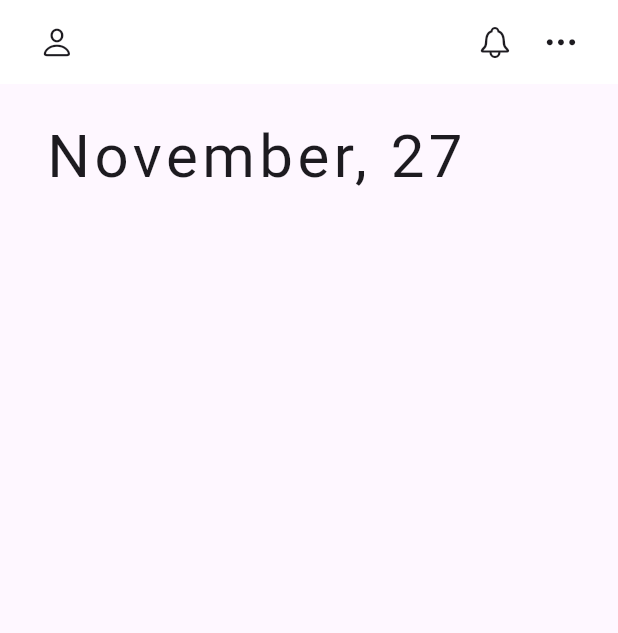
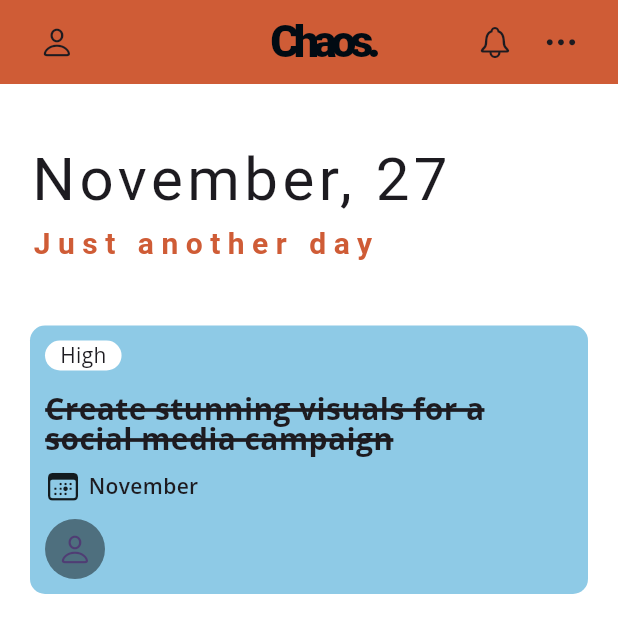
Before and after one commit to smllqs/Chaos, a Flutter app: the HomeScreen screen opened directly, on a phone screen of 412 x 824 dp. Shown: the top 633 px of the screen. Run offline on Flutter 3.47's test engine with Material 2 defaults, Android fonts, the phone set to English and light mode, and no system bars; our stand-ins replace google_fonts; Roboto replaces fonts that are missing (Abel).

Commit message:
few updates

```diff
--- a/lib/components/task_app_bar.dart
+++ b/lib/components/task_app_bar.dart
@@ -1,3 +1,4 @@
+import 'package:chaos/constants.dart';
 import 'package:flutter/cupertino.dart';
 
 class TaskAppBar extends StatelessWidget {
@@ -11,6 +12,10 @@ class TaskAppBar extends StatelessWidget {
         mainAxisAlignment: MainAxisAlignment.spaceBetween,
         children: [
           Icon(CupertinoIcons.person),
+          SizedBox(
+            width: 0,
+          ),
+          kChaos,
           Row(
             children: [
               Icon(CupertinoIcons.bell),
--- /dev/null
+++ b/lib/components/task_tile.dart
@@ -0,0 +1,69 @@
+import 'package:chaos/constants.dart';
+import 'package:flutter/cupertino.dart';
+import 'package:flutter/material.dart';
+import 'package:google_fonts/google_fonts.dart';
+
+class TaskTileView extends StatelessWidget {
+  const TaskTileView({super.key});
+
+  @override
+  Widget build(BuildContext context) {
+    return Container(
+      padding: const EdgeInsets.all(10),
+      decoration: const BoxDecoration(
+          color: Color(0xff8ecae6),
+          borderRadius: BorderRadius.all(Radius.circular(10))),
+      width: double.infinity,
+      child: Column(
+        crossAxisAlignment: CrossAxisAlignment.start,
+        children: [
+          Container(
+            padding: const EdgeInsets.symmetric(horizontal: 10),
+            decoration: BoxDecoration(
+                color: Colors.white,
+                // border: Border.all(width: 1, color: Colors.black),
+                borderRadius: BorderRadius.circular(40)),
+            child: Text(
+              'High',
+              style: GoogleFonts.openSans(),
+            ),
+          ),
+          const SizedBox(
+            height: 15,
+          ),
+          Text(
+            'Create stunning visuals for a social media campaign',
+            style: GoogleFonts.openSans(
+                fontSize: 20,
+                height: 1,
+                fontWeight: FontWeight.bold,
+                decoration: TextDecoration.lineThrough,
+                decorationThickness: 5),
+          ),
+          const SizedBox(
+            height: 10,
+          ),
+          Row(
+            children: [
+              const Icon(CupertinoIcons.calendar_today),
+              const SizedBox(
+                width: 5,
+              ),
+              Text(
+                month!,
+                style: GoogleFonts.openSans(fontWeight: FontWeight.w600),
+              ),
+            ],
+          ),
+          const SizedBox(
+            height: 10,
+          ),
+          const CircleAvatar(
+            backgroundColor: Colors.black45,
+            child: Icon(CupertinoIcons.person),
+          )
+        ],
+      ),
+    );
+  }
+}
--- a/lib/constants.dart
+++ b/lib/constants.dart
@@ -1,3 +1,5 @@
+import 'package:flutter/material.dart';
+
 const Map<int, String> monthMap = {
   1: 'January',
   2: 'February',
@@ -12,3 +14,11 @@ const Map<int, String> monthMap = {
   11: 'November',
   12: 'December',
 };
+final month = monthMap[DateTime.now().month];
+const kChaos = Text('Chaos.',
+    style: TextStyle(
+        fontSize: 30,
+        fontWeight: FontWeight.w900,
+        letterSpacing: -4,
+        height: 1,
+        color: Color(0xff010b13)));
--- a/lib/screens/home_screen.dart
+++ b/lib/screens/home_screen.dart
@@ -1,4 +1,5 @@
 import 'package:chaos/components/task_app_bar.dart';
+import 'package:chaos/components/task_tile.dart';
 import 'package:chaos/constants.dart';
 import 'package:flutter/material.dart';
 import 'package:google_fonts/google_fonts.dart';
@@ -12,20 +13,41 @@ class HomeScreen extends StatelessWidget {
     final month = monthMap[DateTime.now().month];
     final day = DateTime.now().day;
     return Scaffold(
+      backgroundColor: Colors.white,
       appBar: AppBar(
         automaticallyImplyLeading: false,
-        backgroundColor: Colors.white,
+        backgroundColor: const Color(0xffCF5C36),
         title: const TaskAppBar(),
       ),
-      body: Column(children: [
-        Container(
-          padding: const EdgeInsets.symmetric(horizontal: 30, vertical: 20),
-          child: Text(
-            '$month, $day',
-            style: GoogleFonts.abel(fontSize: 40, letterSpacing: 3),
-          ),
-        )
-      ]),
+      body: Container(
+        padding: const EdgeInsets.symmetric(horizontal: 20, vertical: 20),
+        child: Column(
+          crossAxisAlignment: CrossAxisAlignment.start,
+          children: [
+            const SizedBox(
+              height: 15,
+            ),
+            Text('$month, $day',
+                style: GoogleFonts.abel(fontSize: 40, letterSpacing: 3)),
+            Text('Just another day',
+                style: GoogleFonts.abel(
+                    fontSize: 20,
+                    letterSpacing: 5,
+                    fontWeight: FontWeight.w700,
+                    color: const Color(0xffCF5C36))),
+            Expanded(
+              child: Padding(
+                padding: const EdgeInsets.only(top: 40),
+                child: ListView(
+                  children: const [
+                    TaskTileView(),
+                  ],
+                ),
+              ),
+            )
+          ],
+        ),
+      ),
     );
   }
 }
```
Also changed, not shown: 3 other files.
